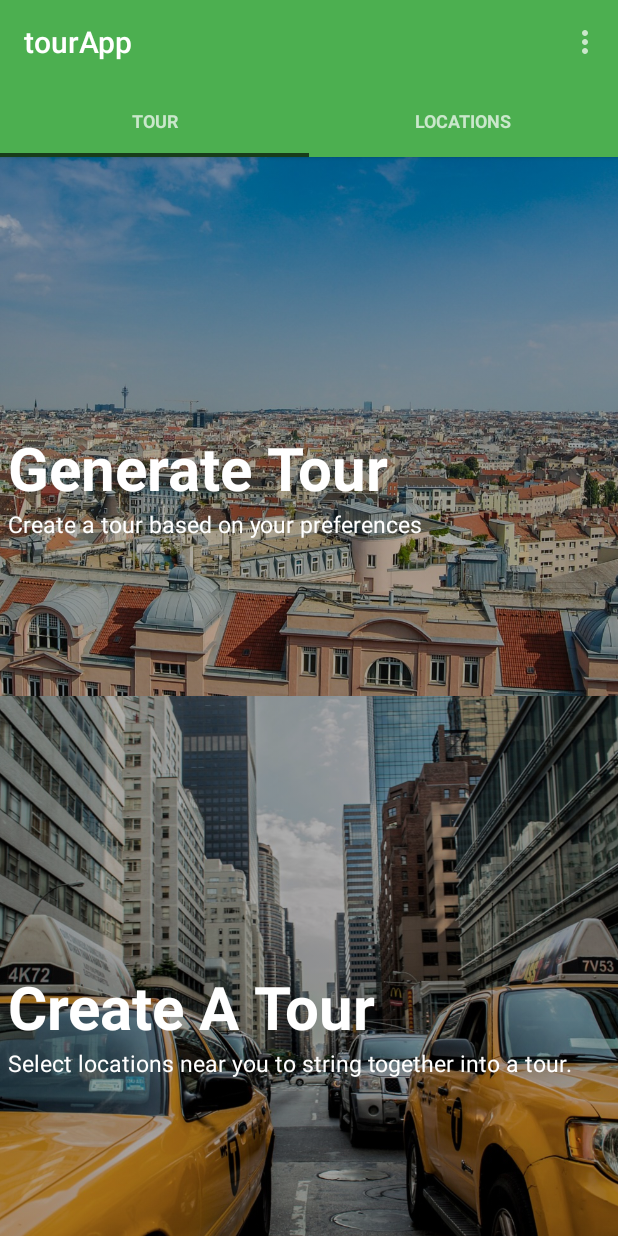
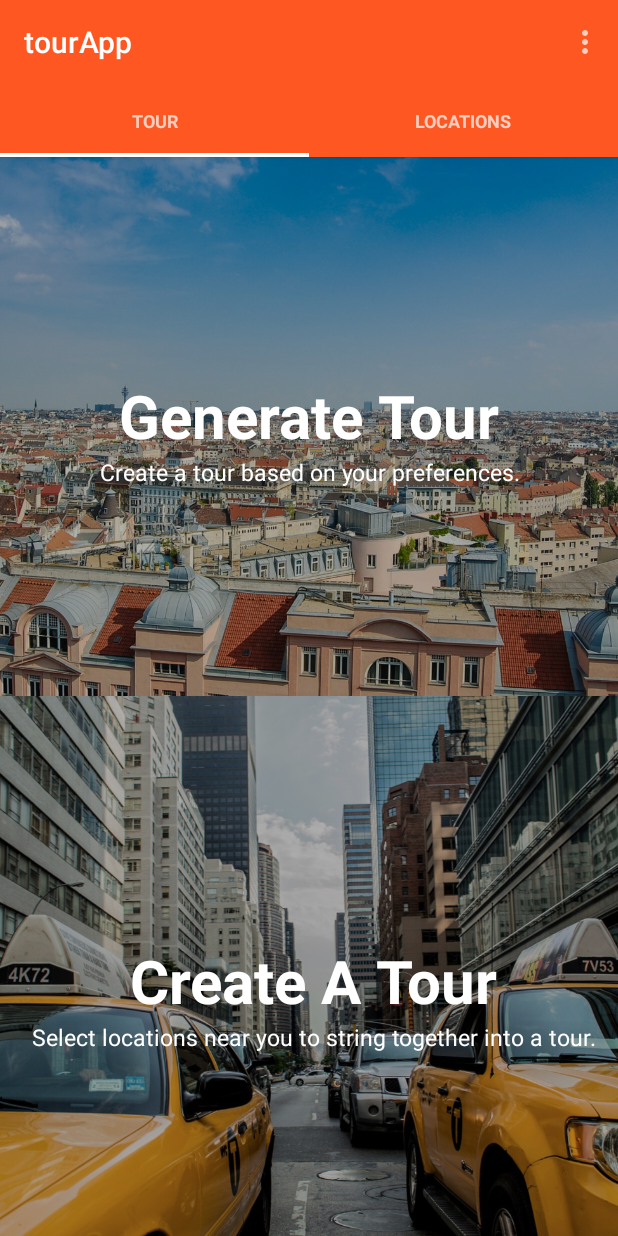
Before and after one commit to CyberneticOwl/TourApp, an Android app: the screen it shows after launch (MainActivity), on a phone screen of 412 x 824 dp. Run offline under Robolectric (Android 15) with nearby library versions, the phone set to English and light mode, and no system bars.

Commit message:
Merge branch 'master' of /Users/tindao/AndroidStudioProjects/TourApp with conflicts.

```diff
--- a/app/src/main/res/layout/tab_1.xml
+++ b/app/src/main/res/layout/tab_1.xml
@@ -1,99 +1,98 @@
 <?xml version="1.0" encoding="utf-8"?>
 <RelativeLayout xmlns:android="http://schemas.android.com/apk/res/android"
-
     android:layout_width="match_parent"
     android:layout_height="match_parent">
+    <LinearLayout
+        android:layout_width="match_parent"
+        android:orientation="vertical"
+        android:weightSum="2"
+        android:layout_height="match_parent">
 
-    <LinearLayout xmlns:card_view="http://schemas.android.com/apk/res-auto"
-        android:layout_width="match_parent"
-        android:layout_height="match_parent"
-        android:orientation="vertical"
-        android:weightSum="2">
+
 
 
     <RelativeLayout
         android:layout_width="match_parent"
-            android:layout_height="0dp"
         android:layout_weight="1"
-            android:elevation="2dp"
-            android:onClick="generateClick">
+        android:layout_height="0dp">
 
 
         <ImageView
             android:layout_width="match_parent"
             android:layout_height="match_parent"
+            android:src="@drawable/tourbackground"
             android:adjustViewBounds="true"
             android:scaleType="centerCrop"
-                android:src="@drawable/tourbackground"
-                android:tint="#4D000000" />
+            android:tint="#4D000000"
+            />
+
 
 
         <TextView
-                android:id="@+id/generatetitle"
             android:layout_width="match_parent"
             android:layout_height="wrap_content"
-                android:layout_marginLeft="5dp"
-                android:layout_marginTop="160dp"
-                android:elevation="4dp"
+            android:text="Generate Tour"
+            android:id="@+id/generatetitle"
             android:paddingTop="20dp"
-                android:text="Generate Tour"
+            android:layout_marginTop="125dp"
             android:textColor="#fff"
             android:textSize="40dp"
-                android:textStyle="bold" />
-
+            android:textStyle="bold"
+            android:layout_alignParentLeft="true"
+            android:layout_alignParentStart="true"
+            android:layout_alignParentRight="true"
+            android:layout_alignParentEnd="true"
+            android:gravity="center" />
         <TextView
             android:layout_width="match_parent"
             android:layout_height="match_parent"
+            android:text="Create a tour based on your preferences."
             android:layout_below="@id/generatetitle"
-                android:layout_marginLeft="5dp"
-                android:elevation="4dp"
-                android:text="Create a tour based on your preferences"
             android:textColor="#fff"
-                android:textSize="15dp" />
-
+            android:textSize="15dp"
+            android:gravity="center|top" />
 
     </RelativeLayout>
-
-
         <RelativeLayout
             android:layout_width="match_parent"
-            android:layout_height="0dp"
             android:layout_weight="1"
-            android:elevation="2dp">
+            android:layout_height="0dp">
 
 
             <ImageView
                 android:layout_width="match_parent"
                 android:layout_height="match_parent"
+                android:src="@drawable/createbackground"
                 android:adjustViewBounds="true"
                 android:scaleType="centerCrop"
-                android:src="@drawable/createbackground"
-                android:tint="#4D000000" />
+                android:tint="#4D000000"
+                />
+
 
 
             <TextView
-                android:id="@+id/createtitle"
                 android:layout_width="match_parent"
                 android:layout_height="wrap_content"
-                android:layout_marginLeft="5dp"
-                android:layout_marginTop="160dp"
-                android:elevation="4dp"
+                android:text="Create A Tour"
+                android:id="@+id/createtitle"
                 android:paddingTop="20dp"
-                android:text="Create A Tour"
                 android:textColor="#fff"
                 android:textSize="40dp"
-                android:textStyle="bold" />
-
+                android:textStyle="bold"
+                android:gravity="center"
+                android:layout_centerVertical="true"
+                android:layout_alignLeft="@+id/textView2"
+                android:layout_alignStart="@+id/textView2" />
             <TextView
                 android:layout_width="match_parent"
                 android:layout_height="match_parent"
-
+                android:layout_marginLeft="5dp"
+                android:text="Select locations near you to string together into a tour."
                 android:layout_below="@id/createtitle"
-                android:layout_marginLeft="5dp"
-                android:elevation="4dp"
-                android:text="Select locations near you to string together into a tour."
                 android:textColor="#fff"
-                android:textSize="15dp" />
+                android:textSize="15dp"
+                android:gravity="center|top"
+                android:id="@+id/textView2" />
 
         </RelativeLayout>
 
--- a/app/src/main/res/values/colors.xml
+++ b/app/src/main/res/values/colors.xml
@@ -1,8 +1,8 @@
 <?xml version="1.0" encoding="utf-8"?>
 <resources>
-    <color name="colorPrimary">#4CAF50</color>
-    <color name="colorPrimaryDark">#388E3C</color>
-    <color name="colorAccent">#8BC34A</color>
+    <color name="colorPrimary">#FF5722</color>
+    <color name="colorPrimaryDark">#E64A19</color>
+    <color name="colorAccent">#FF9800</color>
     <color name="white">#fff</color>
-    <color name="tabsScrollColor">#183D1A</color>
+    <color name="tabsScrollColor">#fff</color>
 </resources>
```
Also changed, not shown: app/src/main/java/com/example/sriramhariharan/maptest/MapsActivity.java (+4 -9 lines), app/src/main/java/com/example/sriramhariharan/maptest/ViewPagerAdapter.java (+4 -7 lines), app/src/main/res/drawable-hdpi/touricon.png, app/src/main/res/drawable-mdpi/touricon.png, app/src/main/res/drawable-xhdpi/touricon.png, app/src/main/res/drawable-xxhdpi/touricon.png, app/src/main/res/drawable-xxxhdpi/touricon.png, app/src/main/res/mipmap-hdpi/ic_launcher.png, app/src/main/res/mipmap-mdpi/ic_launcher.png, app/src/main/res/mipmap-xhdpi/ic_launcher.png, app/src/main/res/mipmap-xxhdpi/ic_launcher.png, app/src/main/res/mipmap-xxxhdpi/ic_launcher.png. Lines whose indentation alone changed are shown as unchanged.
